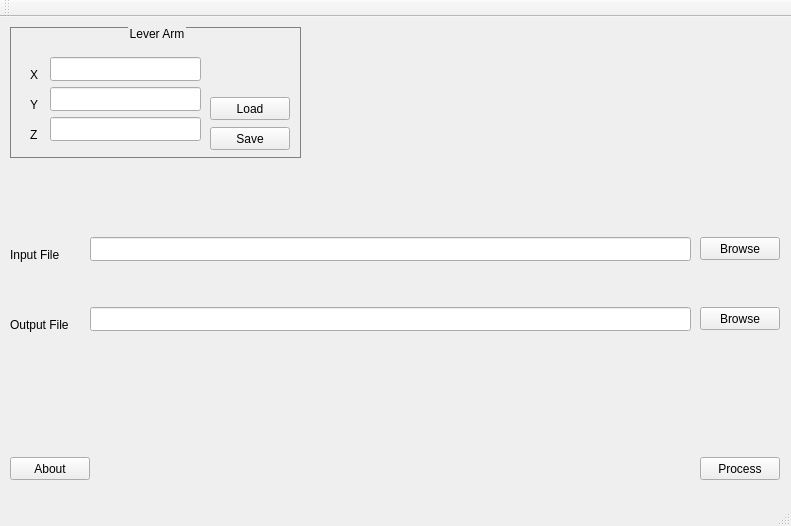
Before: the Qt Designer form src/examples/gui-georef/MBES-lib-georefGUI/mainwindow.ui in CIDCO-dev/MBES-lib, drawn with Qt 5.
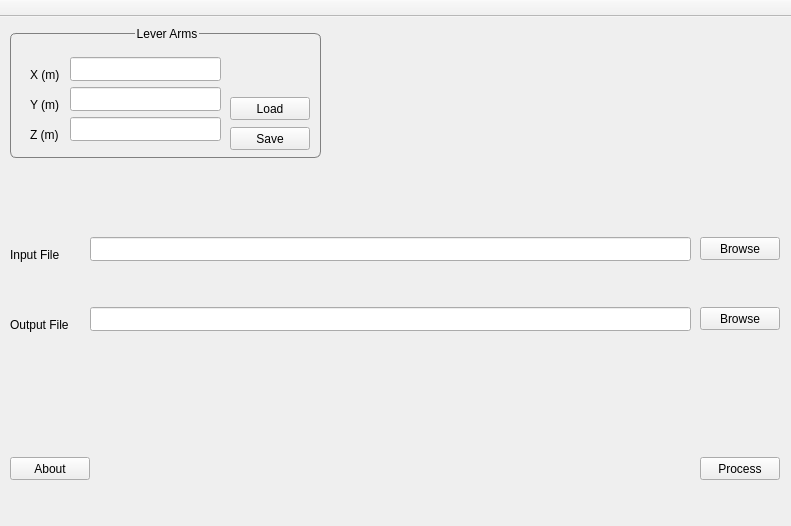
After: the same form once the commit is applied.

Commit message: Disabled menuBar, mainToolBar, and statusBar

Diff of the .ui file:
```diff
--- a/src/examples/gui-georef/MBES-lib-georefGUI/mainwindow.ui
+++ b/src/examples/gui-georef/MBES-lib-georefGUI/mainwindow.ui
@@ -34,6 +34,8 @@
 QGroupBox 
 { 
 	border: 1px solid gray; 
+	border-radius: 6px;
+	margin-top: 6px;
 }
 
 QGroupBox::title 
@@ -133,12 +135,15 @@
      <rect>
       <x>10</x>
       <y>10</y>
-      <width>291</width>
+      <width>311</width>
       <height>131</height>
      </rect>
     </property>
     <property name="title">
-     <string>Lever Arm</string>
+     <string>Lever Arms</string>
+    </property>
+    <property name="alignment">
+     <set>Qt::AlignLeading|Qt::AlignLeft|Qt::AlignVCenter</set>
     </property>
     <property name="flat">
      <bool>false</bool>
@@ -146,7 +151,7 @@
     <widget class="QPushButton" name="LeverArmSave">
      <property name="geometry">
       <rect>
-       <x>200</x>
+       <x>220</x>
        <y>100</y>
        <width>80</width>
        <height>23</height>
@@ -161,18 +166,18 @@
       <rect>
        <x>20</x>
        <y>40</y>
-       <width>21</width>
+       <width>41</width>
        <height>16</height>
       </rect>
      </property>
      <property name="text">
-      <string>X</string>
+      <string>X (m)</string>
      </property>
     </widget>
     <widget class="QPushButton" name="LeverArmLoad">
      <property name="geometry">
       <rect>
-       <x>200</x>
+       <x>220</x>
        <y>70</y>
        <width>80</width>
        <height>23</height>
@@ -187,18 +192,18 @@
       <rect>
        <x>20</x>
        <y>70</y>
-       <width>21</width>
+       <width>41</width>
        <height>16</height>
       </rect>
      </property>
      <property name="text">
-      <string>Y</string>
+      <string>Y (m)</string>
      </property>
     </widget>
     <widget class="QLineEdit" name="lineEditLeverArmY">
      <property name="geometry">
       <rect>
-       <x>40</x>
+       <x>60</x>
        <y>60</y>
        <width>151</width>
        <height>24</height>
@@ -210,18 +215,18 @@
       <rect>
        <x>20</x>
        <y>100</y>
-       <width>21</width>
+       <width>41</width>
        <height>16</height>
       </rect>
      </property>
      <property name="text">
-      <string>Z</string>
+      <string>Z (m)</string>
      </property>
     </widget>
     <widget class="QLineEdit" name="lineEditLeverArmX">
      <property name="geometry">
       <rect>
-       <x>40</x>
+       <x>60</x>
        <y>30</y>
        <width>151</width>
        <height>24</height>
@@ -231,7 +236,7 @@
     <widget class="QLineEdit" name="lineEditLeverArmZ">
      <property name="geometry">
       <rect>
-       <x>40</x>
+       <x>60</x>
        <y>90</y>
        <width>151</width>
        <height>24</height>
@@ -264,6 +269,15 @@
    </property>
   </widget>
   <widget class="QToolBar" name="mainToolBar">
+   <property name="enabled">
+    <bool>false</bool>
+   </property>
+   <property name="movable">
+    <bool>false</bool>
+   </property>
+   <property name="floatable">
+    <bool>false</bool>
+   </property>
    <attribute name="toolBarArea">
     <enum>TopToolBarArea</enum>
    </attribute>
@@ -271,7 +285,14 @@
     <bool>false</bool>
    </attribute>
   </widget>
-  <widget class="QStatusBar" name="statusBar"/>
+  <widget class="QStatusBar" name="statusBar">
+   <property name="enabled">
+    <bool>false</bool>
+   </property>
+   <property name="sizeGripEnabled">
+    <bool>false</bool>
+   </property>
+  </widget>
  </widget>
  <layoutdefault spacing="6" margin="11"/>
  <resources/>
```
Left out of the diff: 6 changed lines with no effect on the pictures. The commit also changes 2 other files.
